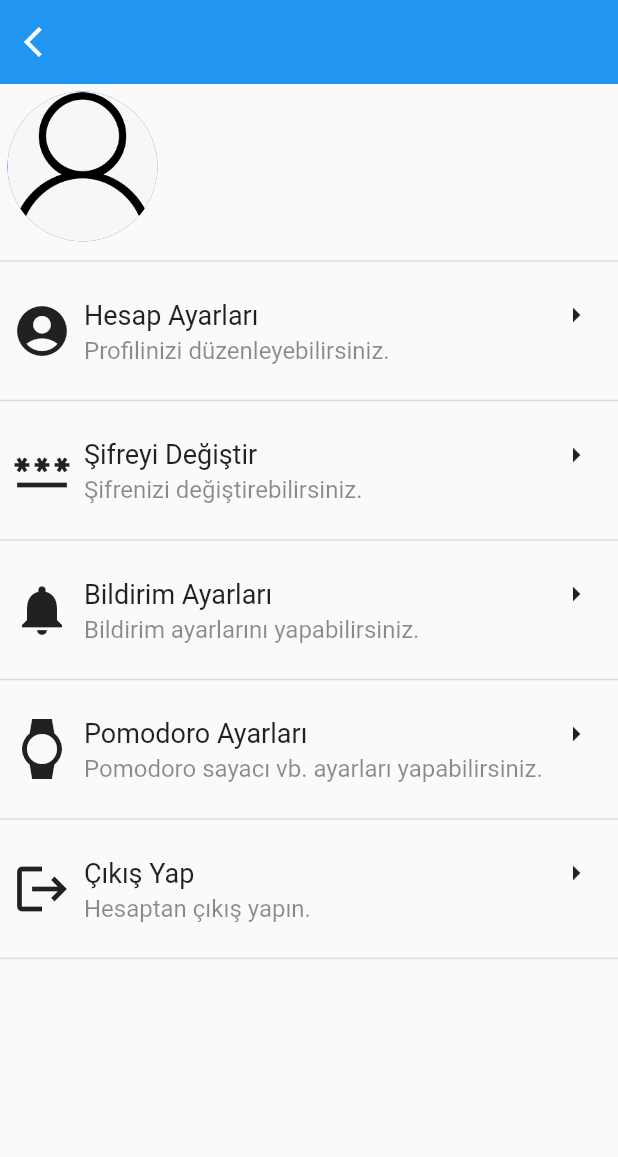
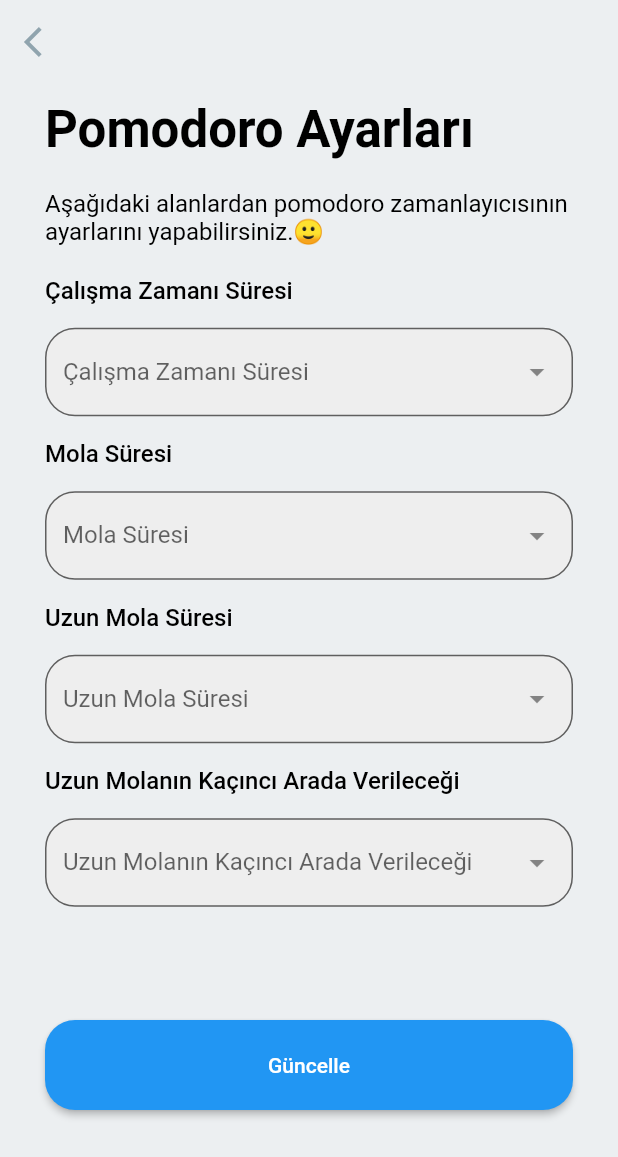
Before and after one commit to SezerKaynak/pomo2do, a Flutter app: the PersonInfo screen opened by its route, after a tap on "Pomodoro Ayarları", on a phone screen of 412 x 824 dp. Shown: the top 1157 px of the screen. Run offline on Flutter 3.47's test engine with Material 2 defaults, Android fonts, the phone set to English and light mode, and no system bars; our stand-ins replace cached_network_image, cloud_firestore, firebase_auth, firebase_core, firebase_storage, flutter_smart_dialog and 1 more; missing offline and left inert: firestore_search; accounts and stored records are empty; network calls fail.

Commit message:
pomodoro settings

```diff
--- a/lib/pages/login_page.dart
+++ b/lib/pages/login_page.dart
@@ -148,7 +148,8 @@ class LoginPage extends StatelessWidget {
                                                   userNotFound);
                                             } else if (e.code ==
                                                 'invalid-email') {
-                                              SmartDialog.showToast(invalidEmailSubtitle);
+                                              SmartDialog.showToast(
+                                                  invalidEmailSubtitle);
                                             }
                                           }
                                         },
@@ -323,6 +324,7 @@ class ScreenTextField extends StatelessWidget {
     this.onTouch,
     this.con,
     this.textFieldInputType = TextInputType.text,
+    this.suffix,
   }) : super(key: key);
   final String? textLabel;
   final bool obscure;
@@ -333,6 +335,7 @@ class ScreenTextField extends StatelessWidget {
   final Function()? onTouch;
   final Widget? con;
   final TextInputType? textFieldInputType;
+  final Widget? suffix;
   @override
   Widget build(BuildContext context) {
     return SizedBox(
@@ -346,6 +349,7 @@ class ScreenTextField extends StatelessWidget {
           validator: valid,
           obscureText: obscure,
           decoration: InputDecoration(
+            suffixIcon: suffix,
             icon: con,
             labelText: textLabel,
             filled: true,
@@ -377,7 +381,7 @@ class ScreenTexts extends StatelessWidget {
     return SizedBox(
         width: 400,
         child: Padding(
-          padding: customPadding ?? const EdgeInsets.fromLTRB(0,10,0,10),
+          padding: customPadding ?? const EdgeInsets.fromLTRB(0, 10, 0, 10),
           child: Text(title,
               textAlign: textPosition,
               style: theme?.copyWith(fontWeight: fontW, color: Colors.black)),
--- a/lib/pages/person_info.dart
+++ b/lib/pages/person_info.dart
@@ -4,6 +4,7 @@ import 'package:firebase_auth/firebase_auth.dart';
 import 'package:firebase_storage/firebase_storage.dart';
 import 'package:flutter/material.dart';
 import 'package:flutter_application_1/pages/edit_password.dart';
+import 'package:flutter_application_1/pages/pomodoro_settings.dart';
 import 'package:flutter_application_1/project_theme_options.dart';
 import 'package:flutter_application_1/service/i_auth_service.dart';
 import 'package:provider/provider.dart';
@@ -171,7 +172,12 @@ class _PersonInfoState extends State<PersonInfo> {
                       settingIcon: Icons.watch,
                       subtitle: "Pomodoro sayacı vb. ayarları yapabilirsiniz.",
                       title: settingTitle(context, 'Pomodoro Ayarları'),
-                      tap: () {}),
+                      tap: () {
+                         Navigator.push(
+                          context,
+                          MaterialPageRoute(
+                              builder: (context) => const PomodoroSettings()));
+                      }),
                   const Divider(thickness: 1),
                   Settings(
                       settingIcon: Icons.logout,
--- /dev/null
+++ b/lib/pages/pomodoro_settings.dart
@@ -0,0 +1,176 @@
+import 'package:flutter/material.dart';
+import 'package:flutter_application_1/pages/login_page.dart';
+import 'package:flutter_application_1/pages/task.dart';
+
+class PomodoroSettings extends StatefulWidget {
+  const PomodoroSettings({super.key});
+
+  @override
+  State<PomodoroSettings> createState() => _PomodoroSettingsState();
+}
+
+class _PomodoroSettingsState extends State<PomodoroSettings> {
+  @override
+  Widget build(BuildContext context) {
+    var pomodoroTitle = "Pomodoro Ayarları";
+    var pomodoroSubtitle =
+        "Aşağıdaki alanlardan pomodoro zamanlayıcısının ayarlarını yapabilirsiniz.🙂";
+    var workTimer = "Çalışma Zamanı Süresi";
+    var breakTimer = "Mola Süresi";
+    var longBreakTimer = "Uzun Mola Süresi";
+    var longBreakNumber = "Uzun Molanın Kaçıncı Arada Verileceği";
+
+    var items = [
+      'Working a lot harder',
+      'Being a lot smarter',
+      'Being a self-starter',
+      'Placed in charge of trading charter'
+    ];
+
+    final TextEditingController _workTimerController = TextEditingController();
+    final TextEditingController _breakTimerController = TextEditingController();
+    final TextEditingController _longBreakTimerController =
+        TextEditingController();
+    final TextEditingController _longBreakNumberController =
+        TextEditingController();
+
+    return Scaffold(
+      backgroundColor: Colors.blueGrey[50],
+      appBar: AppBar(
+        backgroundColor: Colors.transparent,
+        leading: IconButton(
+            onPressed: () {
+              Navigator.pop(context);
+            },
+            icon: Icon(Icons.arrow_back_ios, color: Colors.blueGrey[300])),
+      ),
+      body: SingleChildScrollView(
+        child: Padding(
+          padding: ScreenPadding().screenPadding.copyWith(top: 0),
+          child: Column(
+            children: [
+              ScreenTexts(
+                  title: pomodoroTitle,
+                  theme: Theme.of(context).textTheme.headline4,
+                  fontW: FontWeight.w600,
+                  textPosition: TextAlign.left),
+              ScreenTexts(
+                  title: pomodoroSubtitle,
+                  theme: Theme.of(context).textTheme.subtitle1,
+                  fontW: FontWeight.w400,
+                  textPosition: TextAlign.left),
+              ScreenTexts(
+                  title: workTimer,
+                  theme: Theme.of(context).textTheme.subtitle1,
+                  fontW: FontWeight.w500,
+                  textPosition: TextAlign.left),
+              ScreenTextField(
+                  textLabel: workTimer,
+                  obscure: false,
+                  controller: _workTimerController,
+                  suffix: PopupMenuButton<String>(
+                    icon: const Icon(Icons.arrow_drop_down),
+                    onSelected: (String value) {
+                      _workTimerController.text = value;
+                    },
+                    itemBuilder: (BuildContext context) {
+                      return items.map<PopupMenuItem<String>>((String value) {
+                        return new PopupMenuItem(
+                            child: new Text(value), value: value);
+                      }).toList();
+                    },
+                  ),
+                  height: 70,
+                  maxLines: 1),
+              ScreenTexts(
+                  title: breakTimer,
+                  theme: Theme.of(context).textTheme.subtitle1,
+                  fontW: FontWeight.w500,
+                  textPosition: TextAlign.left),
+              ScreenTextField(
+                  textLabel: breakTimer,
+                  obscure: false,
+                  controller: _breakTimerController,
+                  suffix: PopupMenuButton<String>(
+                    icon: const Icon(Icons.arrow_drop_down),
+                    onSelected: (String value) {
+                      _breakTimerController.text = value;
+                    },
+                    itemBuilder: (BuildContext context) {
+                      return items.map<PopupMenuItem<String>>((String value) {
+                        return new PopupMenuItem(
+                            child: new Text(value), value: value);
+                      }).toList();
+                    },
+                  ),
+                  height: 70,
+                  maxLines: 1),
+              ScreenTexts(
+                  title: longBreakTimer,
+                  theme: Theme.of(context).textTheme.subtitle1,
+                  fontW: FontWeight.w500,
+                  textPosition: TextAlign.left),
+              ScreenTextField(
+                  textLabel: longBreakTimer,
+                  obscure: false,
+                  controller: _longBreakTimerController,
+                  suffix: PopupMenuButton<String>(
+                    icon: const Icon(Icons.arrow_drop_down),
+                    onSelected: (String value) {
+                      _longBreakTimerController.text = value;
+                    },
+                    itemBuilder: (BuildContext context) {
+                      return items.map<PopupMenuItem<String>>((String value) {
+                        return new PopupMenuItem(
+                            child: new Text(value), value: value);
+                      }).toList();
+                    },
+                  ),
+                  height: 70,
+                  maxLines: 1),
+              ScreenTexts(
+                  title: longBreakNumber,
+                  theme: Theme.of(context).textTheme.subtitle1,
+                  fontW: FontWeight.w500,
+                  textPosition: TextAlign.left),
+              ScreenTextField(
+                  textLabel: longBreakNumber,
+                  obscure: false,
+                  controller: _longBreakNumberController,
+                  suffix: PopupMenuButton<String>(
+                    icon: const Icon(Icons.arrow_drop_down),
+                    onSelected: (String value) {
+                      _longBreakNumberController.text = value;
+                    },
+                    itemBuilder: (BuildContext context) {
+                      return items.map<PopupMenuItem<String>>((String value) {
+                        return new PopupMenuItem(
+                            child: new Text(value), value: value);
+                      }).toList();
+                    },
+                  ),
+                  height: 70,
+                  maxLines: 1),
+              Container(height: 30),
+              const SizedBox(height: 40),
+              SizedBox(
+                  width: 400,
+                  height: 60,
+                  child: ElevatedButton(
+                      style: ElevatedButton.styleFrom(
+                          shape: RoundedRectangleBorder(
+                              borderRadius: BorderRadius.circular(20))),
+                      onPressed: () async {
+                        Navigator.pushAndRemoveUntil(
+                            context,
+                            MaterialPageRoute(builder: (context) => TaskView()),
+                            ModalRoute.withName("/Person"));
+                      },
+                      child: const Text("Güncelle"))),
+            ],
+          ),
+        ),
+      ),
+    );
+  }
+}
```
